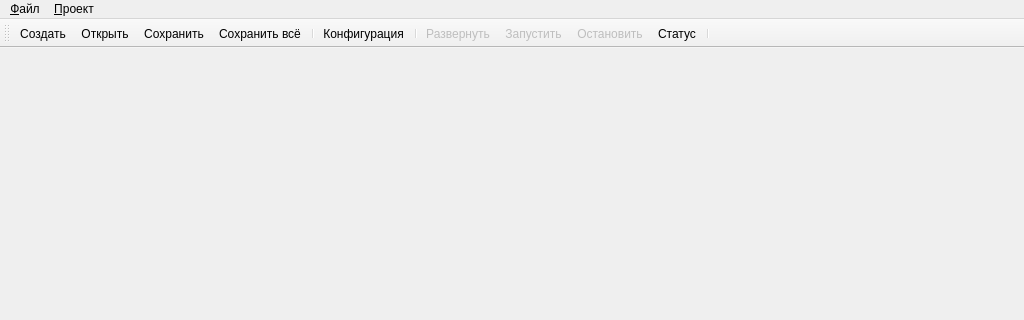
Old version of the form terminal/src/mainwindow.ui in the repository Automiq/alpha.protort; both pictures show x 0 to 1024 and y 0 to 320 of the 1024 by 768 pixel window.
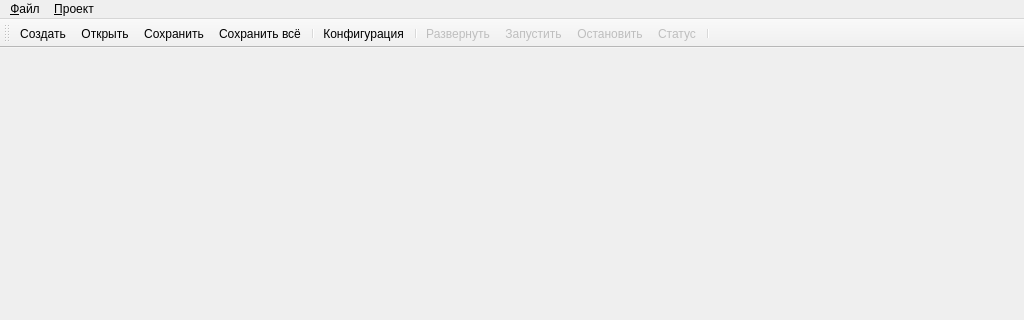
New version of the form. Icons and pictures are not drawn.

Commit message: изменена активность кнопки запроса статуса

```diff
--- a/terminal/src/mainwindow.ui
+++ b/terminal/src/mainwindow.ui
@@ -266,7 +266,7 @@
   </action>
   <action name="status_request">
    <property name="enabled">
-    <bool>true</bool>
+    <bool>false</bool>
    </property>
    <property name="icon">
     <iconset resource="images.qrc">
```
The commit also changes 6 other files.
